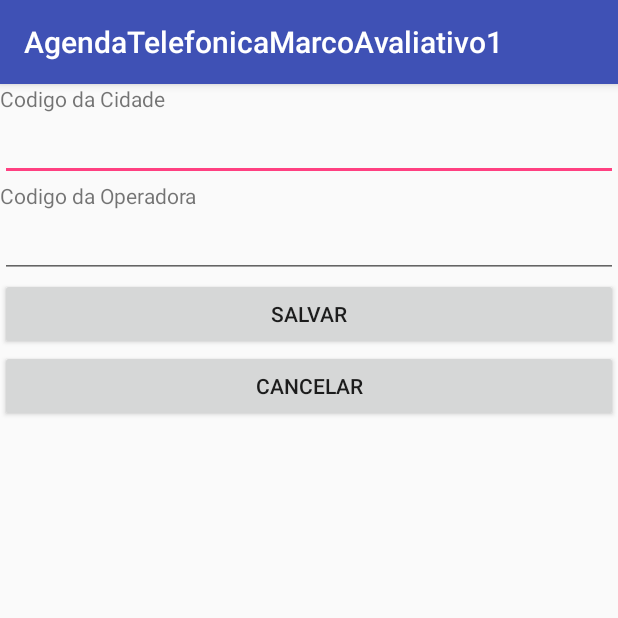
After one commit to lucasbelles/agenda-telefonica, an Android app: the SharedPreferences screen opened directly, with no data from a screen before it, on a phone screen of 412 x 824 dp, the top half of it. The commit adds this screen. Run offline under Robolectric (Android 15) with nearby library versions, the phone set to English and light mode, and no system bars.

Commit message:
Implementando o Shared Preferences

```diff
--- a/app/src/main/AndroidManifest.xml
+++ b/app/src/main/AndroidManifest.xml
@@ -1,7 +1,8 @@
 <?xml version="1.0" encoding="utf-8"?>
 <manifest xmlns:android="http://schemas.android.com/apk/res/android"
     package="com.example.gabriel.agendatelefonicamarcoavaliativo1">
-<uses-permission android:name="android.permission.CALL_PHONE"/>
+
+    <uses-permission android:name="android.permission.CALL_PHONE" />
 
     <application
         android:allowBackup="true"
@@ -19,6 +20,7 @@
         </activity>
         <activity android:name=".EditarRegistro" />
         <activity android:name=".ListarAgenda" />
+        <activity android:name=".SharedPreferences"></activity>
     </application>
 
 </manifest>
--- /dev/null
+++ b/app/src/main/java/com/example/gabriel/agendatelefonicamarcoavaliativo1/SharedPreferences.java
@@ -0,0 +1,13 @@
+package com.example.gabriel.agendatelefonicamarcoavaliativo1;
+
+import android.support.v7.app.AppCompatActivity;
+import android.os.Bundle;
+
+public class SharedPreferences extends AppCompatActivity {
+
+    @Override
+    protected void onCreate(Bundle savedInstanceState) {
+        super.onCreate(savedInstanceState);
+        setContentView(R.layout.activity_shared_preferences);
+    }
+}
--- /dev/null
+++ b/app/src/main/res/layout/activity_shared_preferences.xml
@@ -0,0 +1,43 @@
+<?xml version="1.0" encoding="utf-8"?>
+<LinearLayout
+    xmlns:android="http://schemas.android.com/apk/res/android"
+    xmlns:app="http://schemas.android.com/apk/res-auto"
+    xmlns:tools="http://schemas.android.com/tools"
+    android:layout_width="match_parent"
+    android:layout_height="match_parent"
+    android:orientation="vertical"
+    tools:context=".SharedPreferences">
+
+    <TextView
+        android:layout_width="match_parent"
+        android:layout_height="wrap_content"
+        android:text="@string/codCidade"/>
+
+        <EditText
+            android:layout_width="match_parent"
+            android:layout_height="wrap_content"
+            android:id="@+id/edtCodCidade"/>
+
+    <TextView
+        android:layout_width="match_parent"
+        android:layout_height="wrap_content"
+        android:text="@string/codOperadora"/>
+
+        <EditText
+            android:layout_width="match_parent"
+            android:layout_height="wrap_content"
+            android:id="@+id/edtCodOperadora"/>
+
+        <Button
+            android:layout_width="match_parent"
+            android:layout_height="wrap_content"
+            android:text="@string/salvarPreferencias"
+            android:id="@+id/salvarPref"/>
+
+        <Button
+            android:layout_width="match_parent"
+            android:layout_height="wrap_content"
+            android:text="@string/cancelarPreferencias"
+            android:id="@+id/cancelarPref"/>
+
+</LinearLayout>
--- a/app/src/main/res/values/strings.xml
+++ b/app/src/main/res/values/strings.xml
@@ -1,3 +1,11 @@
 <resources>
     <string name="app_name">AgendaTelefonicaMarcoAvaliativo1</string>
+    <string name="id">id</string>
+    <string name="nome">nome</string>
+    <string name="ddd">ddd</string>
+    <string name="elefone">telefone</string>
+    <string name="codCidade">Codigo da Cidade</string>
+    <string name="codOperadora">Codigo da Operadora</string>
+    <string name="salvarPreferencias">Salvar</string>
+    <string name="cancelarPreferencias">Cancelar</string>
 </resources>
--- a/build.gradle
+++ b/build.gradle
@@ -7,7 +7,7 @@ buildscript {
         jcenter()
     }
     dependencies {
-        classpath 'com.android.tools.build:gradle:3.0.1'
+        classpath 'com.android.tools.build:gradle:3.1.1'
 
 
         // NOTE: Do not place your application dependencies here; they belong
```
Also changed, not shown: app/src/main/res/layout/itens_lista.xml (+12 -23 lines), gradle/wrapper/gradle-wrapper.properties, 1 other file.
